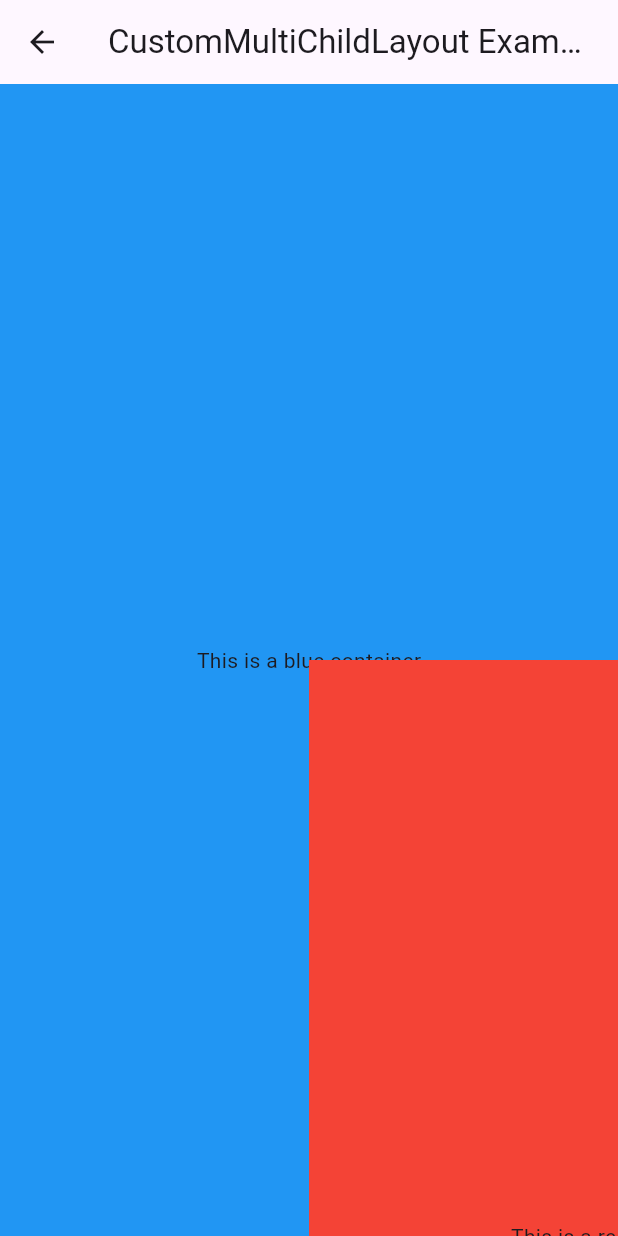
After one commit to RuslanTsitser/otus_example, a Flutter app: the screen it shows after launch, after a tap on "Custom Layout Button", on a phone screen of 412 x 824 dp. The commit adds this screen. Run offline on Flutter 3.47's test engine with Material 3 defaults, Android fonts, the phone set to English and light mode, and no system bars.

Commit message:
chore: Update button labels and add custom layout example

```diff
--- a/lib/main.dart
+++ b/lib/main.dart
@@ -36,7 +36,7 @@ class MyApp extends StatelessWidget {
                         ),
                       );
                     },
-                    child: const Text('Elevated Button'),
+                    child: const Text('Material Button'),
                   ),
                   OutlinedButton(
                     onPressed: () {
@@ -46,11 +46,22 @@ class MyApp extends StatelessWidget {
                         ),
                       );
                     },
-                    child: const Text('Outlined Button'),
+                    child: const Text('Cupertino Button'),
                   ),
                   FilledButton(
-                    onPressed: () {},
-                    child: const Text('Filled Button'),
+                    onPressed: () {
+                      // Navigator.of(context).push(
+                      //   MaterialPageRoute(
+                      //     builder: (context) => const CustomSingleChildLayoutExample(),
+                      //   ),
+                      // );
+                      Navigator.of(context).push(
+                        MaterialPageRoute(
+                          builder: (context) => const CustomMultiChildLayoutExample(),
+                        ),
+                      );
+                    },
+                    child: const Text('Custom Layout Button'),
                   ),
                 ],
               ),
--- a/lib/src/example/index.dart
+++ b/lib/src/example/index.dart
@@ -8,3 +8,5 @@ export 'module_2_theme_3/simple_inherited_widget_example.dart';
 export 'module_2_theme_3/stateful_widget_example.dart';
 export 'module_2_theme_4/cupertino_scaffold_example.dart';
 export 'module_2_theme_4/material_scaffold_example.dart';
+export 'module_2_theme_4/multi_child_layout_example.dart';
+export 'module_2_theme_4/single_child_layout_example.dart';
--- /dev/null
+++ b/lib/src/example/module_2_theme_4/multi_child_layout_example.dart
@@ -0,0 +1,61 @@
+import 'package:flutter/material.dart';
+
+class CustomMultiChildLayoutExample extends StatelessWidget {
+  const CustomMultiChildLayoutExample({super.key});
+
+  @override
+  Widget build(BuildContext context) {
+    return Scaffold(
+      appBar: AppBar(
+        title: const Text('CustomMultiChildLayout Example'),
+      ),
+      body: Center(
+        child: CustomMultiChildLayout(
+          delegate: CustomMultiChildLayoutDelegate(),
+          children: [
+            LayoutId(
+              id: 0,
+              child: Container(
+                color: Colors.blue,
+                child: const Center(
+                  child: Text('This is a blue container'),
+                ),
+              ),
+            ),
+            LayoutId(
+              id: 1,
+              child: Container(
+                color: Colors.red,
+                child: const Center(
+                  child: Text('This is a red container'),
+                ),
+              ),
+            ),
+          ],
+        ),
+      ),
+    );
+  }
+}
+
+class CustomMultiChildLayoutDelegate extends MultiChildLayoutDelegate {
+  CustomMultiChildLayoutDelegate();
+
+  @override
+  void performLayout(Size size) {
+    layoutChild(0, BoxConstraints.loose(size));
+    positionChild(0, Offset.zero);
+    layoutChild(1, BoxConstraints.loose(size));
+    positionChild(1, Offset(size.width / 2, size.height / 2));
+  }
+
+  @override
+  Size getSize(BoxConstraints constraints) {
+    return constraints.biggest;
+  }
+
+  @override
+  bool shouldRelayout(covariant MultiChildLayoutDelegate oldDelegate) {
+    return false;
+  }
+}
```
Also changed, not shown: lib/src/example/module_2_theme_4/single_child_layout_example.dart (added, +53 -0 lines).
